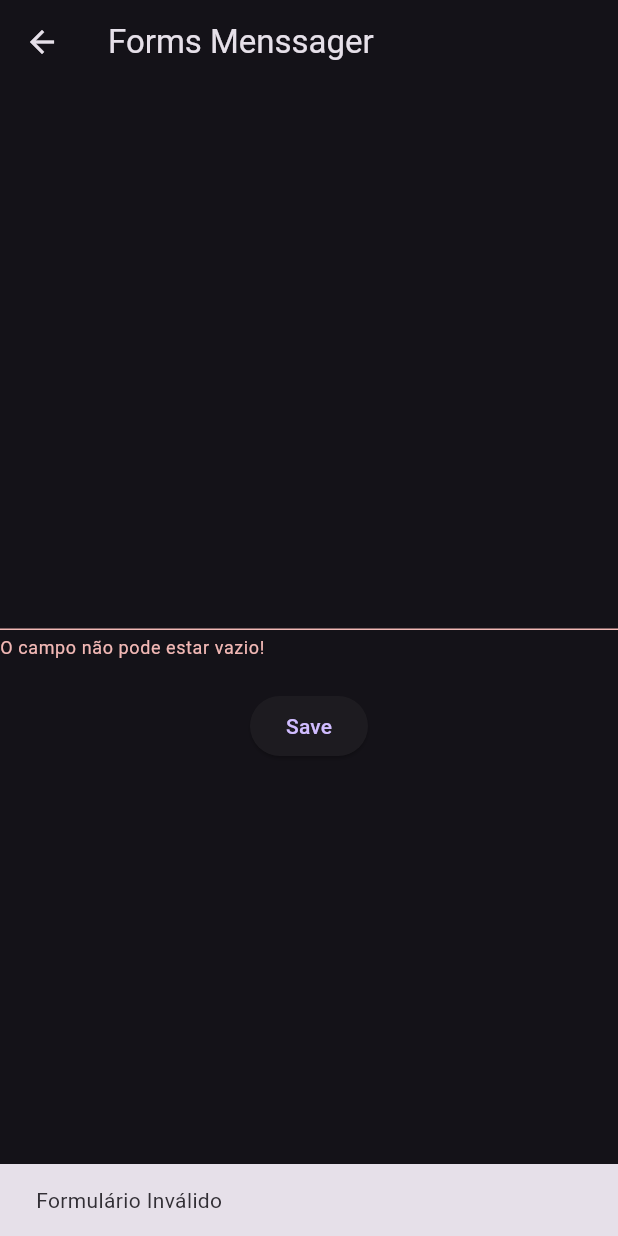
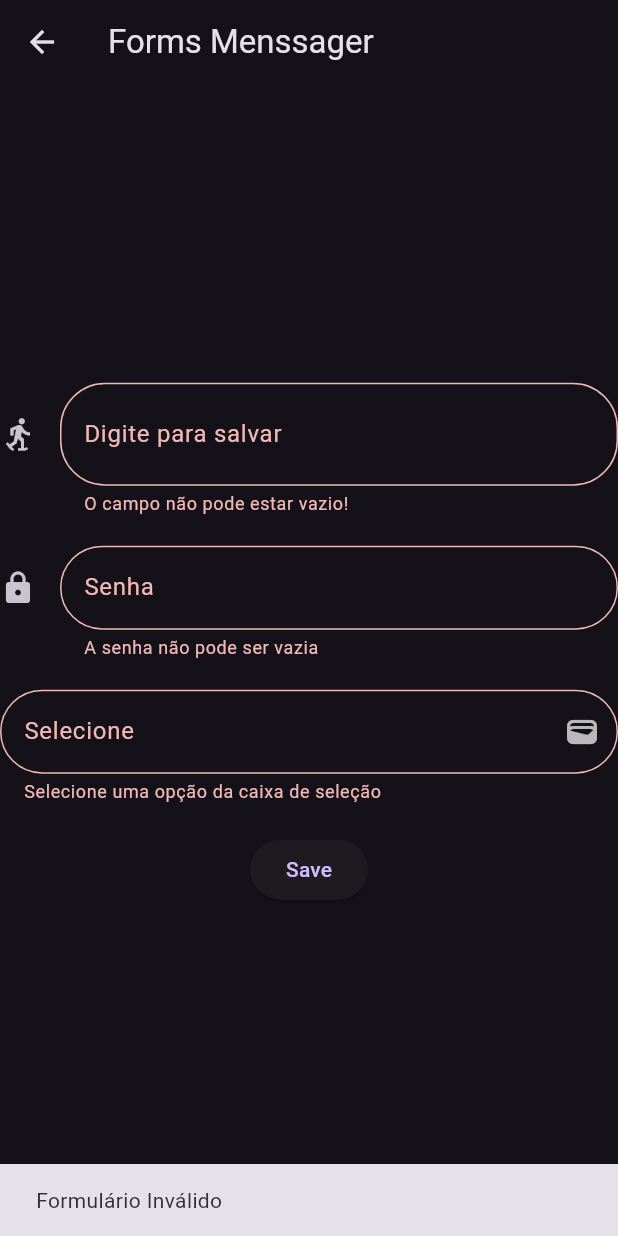
Before and after one commit to Brenokardoso/academia_do_flutter, a Flutter app: the FormsPage screen opened by its route, after a tap on "Save", on a phone screen of 412 x 824 dp. Run offline on Flutter 3.47's test engine with Material 3 defaults, Android fonts, the phone set to English and light mode, and no system bars; our stand-ins replace device_preview.

Commit message:
form field,TextFormField,DropDownButtomFormField e inputDecorators + dispose()

```diff
--- a/parte_2/lib/main.dart
+++ b/parte_2/lib/main.dart
@@ -88,10 +88,12 @@ class MyApp extends StatelessWidget {
             );
           case '/snackBar':
             return MaterialPageRoute(
+              settings: settings,
               builder: (snackBar) => const CustomSnackBarPage(),
             );
           case '/forms':
             return MaterialPageRoute(
+              settings: settings,
               builder: (forms) => FormsPage(),
             );
         }
--- a/parte_2/lib/pages/forms/forms_page.dart
+++ b/parte_2/lib/pages/forms/forms_page.dart
@@ -11,10 +11,16 @@ class FormsPage extends StatefulWidget {
 
 class _FormsPageState extends State<FormsPage> {
   String digitText = '';
-  GlobalKey<FormState> formKey =
+  final GlobalKey<FormState> formKey =
       GlobalKey<FormState>(debugLabel: "formKeyDebug");
+  TextEditingController formField1Controller = TextEditingController();
+  TextEditingController formFieldPasswordController = TextEditingController();
 
-  TextEditingController formField1Controller = TextEditingController();
+  @override
+  void dispose() {
+    super.dispose();
+    formField1Controller.dispose();
+  }
 
   @override
   Widget build(BuildContext context) {
@@ -34,7 +40,22 @@ class _FormsPageState extends State<FormsPage> {
                 // ),
                 // Text("Texto digitado: $digitText"),
                 TextFormField(
-                  autovalidateMode: AutovalidateMode.disabled,
+                  decoration: InputDecoration(
+                    focusedBorder: OutlineInputBorder(
+                        borderSide: const BorderSide(color: Colors.red),
+                        borderRadius: BorderRadius.circular(30)),
+                    labelText: "Digite para salvar",
+                    border: OutlineInputBorder(
+                        borderRadius: BorderRadius.circular(30),
+                        borderSide:
+                            const BorderSide(color: Colors.orange, width: 2)),
+                    icon: const Icon(Icons.snowshoeing_outlined),
+                    suffix: Container(
+                      width: 20,
+                      height: 30,
+                      color: Colors.blue,
+                    ),
+                  ),
                   validator: (String? value) {
                     if (value == '' || value == null) {
                       return "O campo não pode estar vazio!";
@@ -42,8 +63,74 @@ class _FormsPageState extends State<FormsPage> {
                     return null;
                   },
                   controller: formField1Controller,
+                  onChanged: (value) => setState(() => digitText = value),
                 ),
                 const SizedBox(height: 20),
+
+                TextFormField(
+                  controller: formFieldPasswordController,
+                  validator: (value) {
+                    if (value == '' || value == null) {
+                      return 'A senha não pode ser vazia';
+                    }
+                    return null;
+                  },
+                  obscureText: true,
+                  decoration: InputDecoration(
+                    icon: const Icon(Icons.lock),
+                    label: const Text("Senha"),
+                    border: OutlineInputBorder(
+                      borderRadius: BorderRadius.circular(30),
+                      borderSide: const BorderSide(
+                        color: Colors.purple,
+                      ),
+                    ),
+                    focusedBorder: OutlineInputBorder(
+                      borderRadius: BorderRadius.circular(30),
+                      borderSide: const BorderSide(
+                        color: Colors.orange,
+                      ),
+                    ),
+                  ),
+                ),
+                const SizedBox(height: 20),
+                DropdownButtonFormField<String>(
+                    elevation: 16,
+                    decoration: InputDecoration(
+                        labelText: "Selecione",
+                        border: OutlineInputBorder(
+                            borderRadius: BorderRadius.circular(30),
+                            borderSide: const BorderSide(
+                              color: Colors.yellow,
+                            ))),
+                    validator: (value) => value == null || value == ''
+                        ? value = 'Selecione uma opção da caixa de seleção'
+                        : null,
+                    icon: const Icon(Icons.wallet),
+                    items: const [
+                      DropdownMenuItem(value: "Item 1", child: Text("Item 1")),
+                      DropdownMenuItem(value: "Item 2", child: Text("Item 2")),
+                      DropdownMenuItem(value: "Item 3", child: Text("Item 3")),
+                      DropdownMenuItem(value: "Item 4", child: Text("Item 4")),
+                    ],
+                    onChanged: (value) {
+                      switch (value) {
+                        case 'Item 1':
+                          print("Item 1");
+                          break;
+                        case 'Item 2':
+                          print("Item 2");
+                          break;
+                        case 'Item 3':
+                          print("Item 3");
+                          break;
+                        case 'Item 4':
+                          print("Item 4");
+                          break;
+                      }
+                    }),
+                const SizedBox(height: 20),
+
                 ElevatedButton(
                   onPressed: () {
                     var formvalid = formKey.currentState?.validate() ?? false;
@@ -51,18 +138,21 @@ class _FormsPageState extends State<FormsPage> {
                     if (formvalid) {
                       ScaffoldMessenger.of(context).showSnackBar(
                         const SnackBar(
-                                content:
-                                    Text("Formulário validado com sucesso")));
+                          content: Text("Formulário validado com sucesso"),
+                        ),
+                      );
                     } else {
                       ScaffoldMessenger.of(context).showSnackBar(
                         const SnackBar(
-                                content: Text("Formulário Inválido")));
+                          content: Text("Formulário Inválido"),
+                        ),
+                      );
                     }
-                      digitText = formField1Controller.value.text;
-                      print(" valor do etxto digitado foi de $digitText");
                     formField1Controller.clear();
                   },
-                    child: const Text("Save"))
+                  child: const Text("Save"),
+                ),
+                Text(digitText)
               ],
             ),
           ),
```
Lines whose indentation alone changed are shown as unchanged.
